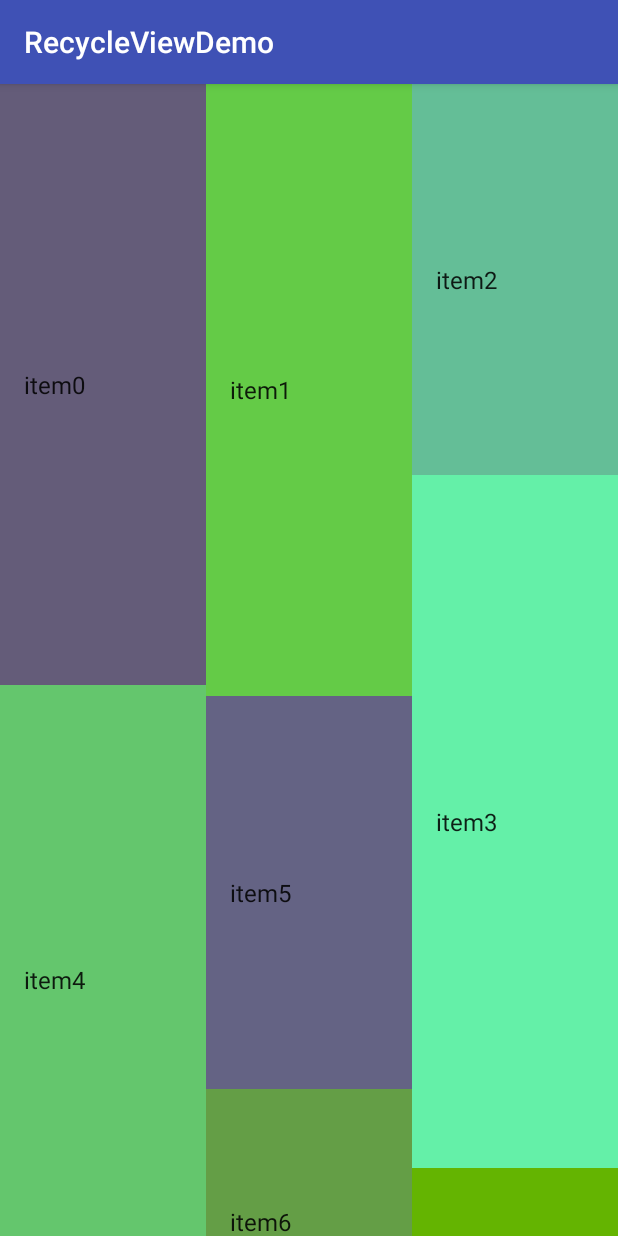
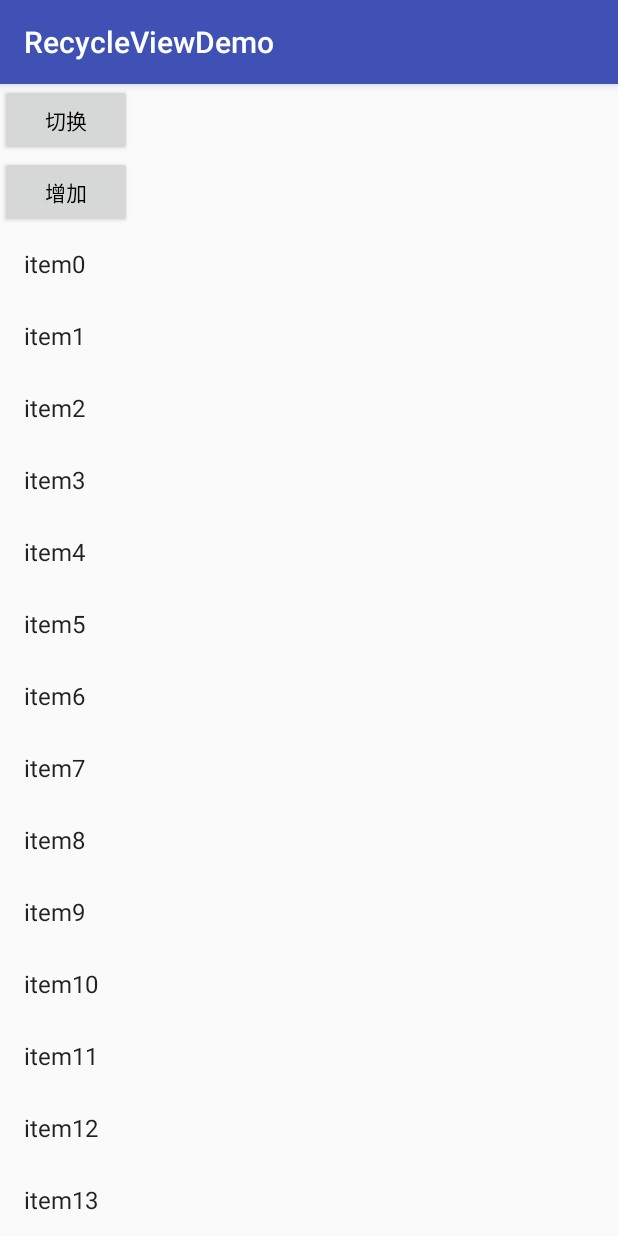
Before and after one commit to zhangyanzy/RecycleViewDemo, an Android app: the screen it shows after launch (MainActivity), on a phone screen of 412 x 824 dp. Run offline under Robolectric (Android 15) with nearby library versions, the phone set to English and light mode, and no system bars; our stand-ins replace data binding; 4 statements that could not run were skipped.

Commit message:
增加RecycleView的点击事件

```diff
--- a/app/src/main/java/com/zhangyan/recycleviewdemo/MainActivity.java
+++ b/app/src/main/java/com/zhangyan/recycleviewdemo/MainActivity.java
@@ -3,11 +3,15 @@ package com.zhangyan.recycleviewdemo;
 import android.databinding.DataBindingUtil;
 import android.support.v7.app.AppCompatActivity;
 import android.os.Bundle;
+import android.support.v7.widget.DefaultItemAnimator;
 import android.support.v7.widget.GridLayoutManager;
 import android.support.v7.widget.LinearLayoutManager;
 import android.support.v7.widget.StaggeredGridLayoutManager;
 import android.view.View;
+import android.widget.Toast;
 
+import com.zhangyan.recycleviewdemo.adapter.MainRecycleViewAdapter;
+import com.zhangyan.recycleviewdemo.adapter.MainStaggedRecycleViewAdapter;
 import com.zhangyan.recycleviewdemo.databinding.ActivityMainBinding;
 
 import java.util.ArrayList;
@@ -17,7 +21,7 @@ public class MainActivity extends AppCompatActivity {
     private ActivityMainBinding binding;
     private ArrayList<String> mMainList;
     private MainRecycleViewAdapter adapter;
-    private MainStaggedRecycleViewAdapter staggedRecycleViewAdapter;
+//    private MainStaggedRecycleViewAdapter staggedRecycleViewAdapter;
 
     @Override
     protected void onCreate(Bundle savedInstanceState) {
@@ -25,8 +29,8 @@ public class MainActivity extends AppCompatActivity {
         binding = DataBindingUtil.setContentView(this, R.layout.activity_main);
         binding.setPresenter(new Presenter());
         dataBinding();
-//        adapter = new MainRecycleViewAdapter(mMainList, this);
-        staggedRecycleViewAdapter = new MainStaggedRecycleViewAdapter(mMainList, this);
+        adapter = new MainRecycleViewAdapter(mMainList, this);
+//        staggedRecycleViewAdapter = new MainStaggedRecycleViewAdapter(mMainList, this);
         /**
          * 在设置适配器之前要设置recycleView的LayoutManager
          * LayoutManager（布局摆放管理器（线性布局、瀑布流））
@@ -34,9 +38,19 @@ public class MainActivity extends AppCompatActivity {
          *         setLayoutManager(new LinearLayoutManager(this, LinearLayoutManager.HORIZONTAL, false));线性水平布局
          *         setLayoutManager(new GridLayoutManager(this, 2));   GridView
          */
-//        binding.recycleViewMain.setLayoutManager(new LinearLayoutManager(this));
-        binding.recycleViewMain.setLayoutManager(new StaggeredGridLayoutManager(3, LinearLayoutManager.VERTICAL));
-        binding.recycleViewMain.setAdapter(staggedRecycleViewAdapter);
+        binding.recycleViewMain.setLayoutManager(new LinearLayoutManager(this));
+//        binding.recycleViewMain.setLayoutManager(new StaggeredGridLayoutManager(3, LinearLayoutManager.VERTICAL));
+        binding.recycleViewMain.setAdapter(adapter);
+        binding.recycleViewMain.setItemAnimator(new DefaultItemAnimator());
+        /**
+         * 点击事件
+         */
+        adapter.setOnItemClickListener(new MainRecycleViewAdapter.OnItemClickListener() {
+            @Override
+            public void onItemClick(View view, int position) {
+                Toast.makeText(getApplicationContext(), "点击" + position, Toast.LENGTH_SHORT).show();
+            }
+        });
     }
 
     private void dataBinding() {
@@ -48,9 +62,30 @@ public class MainActivity extends AppCompatActivity {
 
 
     public class Presenter {
+        boolean isGrid = false;
+
         public void onClick(View view) {
-
+            switch (view.getId()) {
+                /**
+                 *  切换效果
+                 */
+                case R.id.check_btn:
+                    if (!isGrid) {
+                        binding.recycleViewMain.setLayoutManager(new GridLayoutManager(MainActivity.this, 3));
+                    } else {
+                        binding.recycleViewMain.setLayoutManager(new LinearLayoutManager(MainActivity.this));
+                    }
+                    isGrid = !isGrid;
+                    break;
+                case R.id.add_btn:
+                    adapter.addData(0);
+                default:
+                    break;
+            }
         }
 
+
     }
+
+
 }
--- /dev/null
+++ b/app/src/main/java/com/zhangyan/recycleviewdemo/adapter/MainRecycleViewAdapter.java
@@ -0,0 +1,91 @@
+package com.zhangyan.recycleviewdemo.adapter;
+
+import android.content.Context;
+import android.support.v7.widget.RecyclerView;
+import android.view.View;
+import android.view.ViewGroup;
+import android.widget.TextView;
+
+import java.util.List;
+
+/**
+ * Created by zhangYan on 2017/11/3.
+ */
+
+public class MainRecycleViewAdapter extends RecyclerView.Adapter<MainRecycleViewAdapter.MyViewHolder> {
+
+    //数据集合
+    private List<String> mList;
+    private Context mContext;
+    private OnItemClickListener mOnitemClickListener;
+
+    public MainRecycleViewAdapter(List<String> mList, Context mContext) {
+        this.mList = mList;
+        this.mContext = mContext;
+    }
+
+    @Override
+    public MyViewHolder onCreateViewHolder(ViewGroup parent, int viewType) {
+        //创建ViewHolder
+        MyViewHolder holder = new MyViewHolder(View.inflate(mContext, android.R.layout.simple_list_item_1, null));
+        return holder;
+    }
+
+    @Override
+    public void onBindViewHolder(final MyViewHolder holder, final int position) {
+        //绑定数据
+        holder.mTv.setText(mList.get(position));
+        /**
+         * *****************Recycle的点击事件**********************
+         */
+        if (mOnitemClickListener != null) {
+            holder.itemView.setOnClickListener(new View.OnClickListener() {
+                @Override
+                public void onClick(View v) {
+                    mOnitemClickListener.onItemClick(v, holder.getLayoutPosition());
+                }
+            });
+        }
+    }
+
+    @Override
+    public int getItemCount() {
+        return mList.size();
+    }
+
+    public void addData(int position) {
+        mList.add(position, "addItem" + position);
+        //提示刷新
+        notifyDataSetChanged();
+        notifyItemInserted(position);
+
+    }
+
+    public void removeData(int position) {
+        mList.remove(position);
+        notifyItemRemoved(position);
+    }
+
+    /**
+     * ********************处理RecycleView的点击事件************************8
+     */
+    public interface OnItemClickListener {
+
+        void onItemClick(View view, int position);
+    }
+
+    public void setOnItemClickListener(OnItemClickListener listener) {
+        this.mOnitemClickListener = listener;
+
+    }
+
+
+    class MyViewHolder extends RecyclerView.ViewHolder {
+        TextView mTv;
+
+        MyViewHolder(View view) {
+            super(view);
+            mTv = (TextView) view.findViewById(android.R.id.text1);
+        }
+    }
+}
--- a/app/src/main/java/com/zhangyan/recycleviewdemo/MainStaggedRecycleViewAdapter.java
+++ b/app/src/main/java/com/zhangyan/recycleviewdemo/adapter/MainStaggedRecycleViewAdapter.java
@@ -1,9 +1,9 @@
-package com.zhangyan.recycleviewdemo;
+package com.zhangyan.recycleviewdemo.adapter;
 
 import android.content.Context;
 import android.graphics.Color;
+import android.support.v7.widget.LinearLayoutCompat;
 import android.support.v7.widget.RecyclerView;
-import android.support.v7.widget.StaggeredGridLayoutManager;
 import android.view.LayoutInflater;
 import android.view.View;
 import android.view.ViewGroup;
--- a/app/src/main/res/layout/activity_main.xml
+++ b/app/src/main/res/layout/activity_main.xml
@@ -11,10 +11,26 @@
 
     </data>
 
-    <android.support.constraint.ConstraintLayout xmlns:tools="http://schemas.android.com/tools"
+    <LinearLayout xmlns:tools="http://schemas.android.com/tools"
         android:layout_width="match_parent"
         android:layout_height="match_parent"
+        android:orientation="vertical"
         tools:context="com.zhangyan.recycleviewdemo.MainActivity">
+
+        <Button
+            android:id="@+id/check_btn"
+            android:layout_width="wrap_content"
+            android:layout_height="wrap_content"
+            android:textColor="#000000"
+            android:text="@string/check"
+            android:onClick="@{presenter.onClick}" />
+        <Button
+            android:id="@+id/add_btn"
+            android:layout_width="wrap_content"
+            android:layout_height="wrap_content"
+            android:textColor="#000000"
+            android:text="@string/add"
+            android:onClick="@{presenter.onClick}" />
 
         <android.support.v7.widget.RecyclerView
             android:id="@+id/recycle_view_main"
@@ -23,7 +39,7 @@
 
         </android.support.v7.widget.RecyclerView>
 
-    </android.support.constraint.ConstraintLayout>
+    </LinearLayout>
 
 
 </layout>
--- a/app/src/main/res/values/strings.xml
+++ b/app/src/main/res/values/strings.xml
@@ -1,3 +1,5 @@
 <resources>
     <string name="app_name">RecycleViewDemo</string>
+    <string name="add">增加</string>
+    <string name="check">切换</string>
 </resources>
```
Also changed, not shown: app/src/main/java/com/zhangyan/recycleviewdemo/MainRecycleViewAdapter.java (deleted, +0 -54 lines), app/src/main/res/layout/list_item.xml (added, +13 -0 lines).
